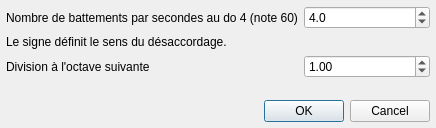
Old version of the form trunk/tools/dialog_celeste.ui in the repository davy7125/polyphone.
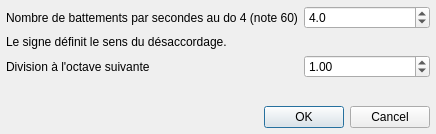
New version of the form. Icons and pictures are not drawn.

The edit to the form file:
```diff
--- a/trunk/tools/dialog_celeste.ui
+++ b/trunk/tools/dialog_celeste.ui
@@ -10,7 +10,7 @@
     <x>0</x>
     <y>0</y>
     <width>436</width>
-    <height>128</height>
+    <height>134</height>
    </rect>
   </property>
   <property name="windowTitle">
```
Left out of the diff: 13 changed lines with no effect on the pictures.
